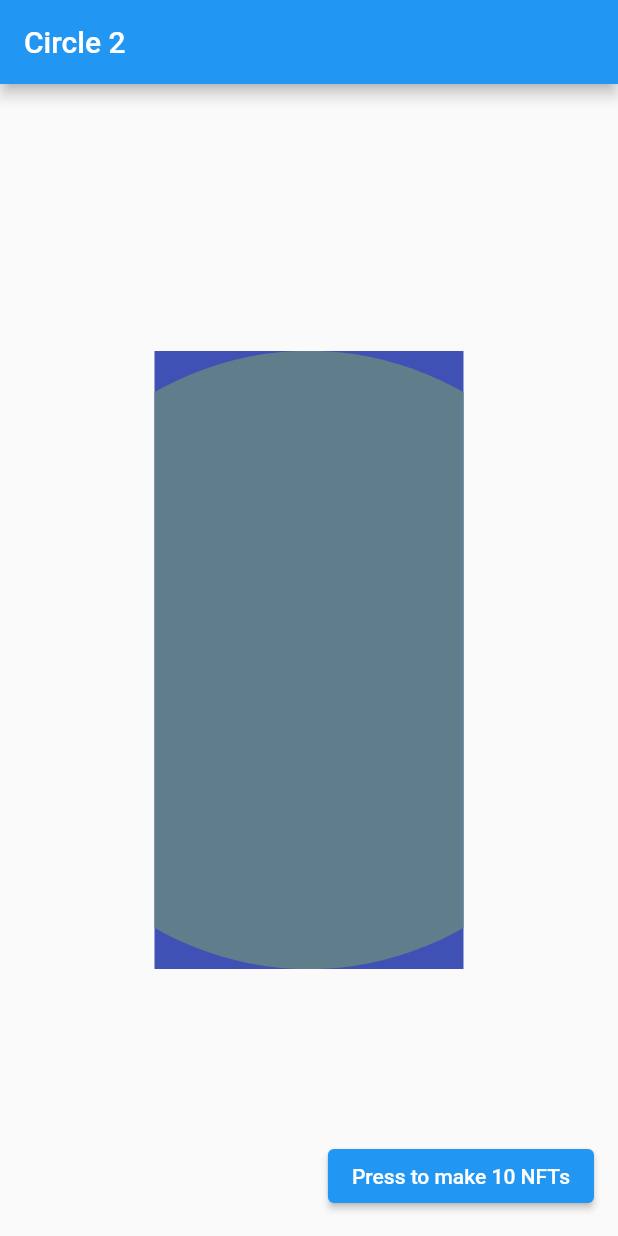
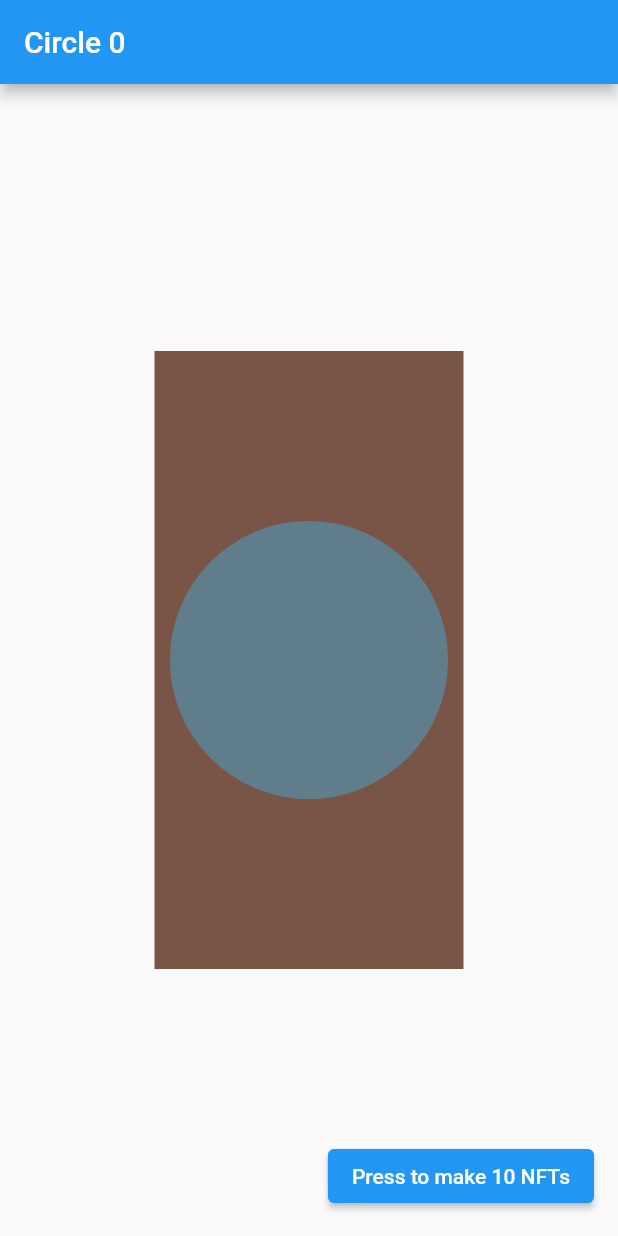
Before and after one commit to Obinna-e/Nft-Generator, a Flutter app: the screen it shows after launch, after a tap on "Press to make 10 NFTs", on a phone screen of 412 x 824 dp. Run offline on Flutter 3.47's test engine with Material 2 defaults, Android fonts, the phone set to English and light mode, and no system bars.

Commit message:
bug fixes

```diff
--- a/lib/artPainter.dart
+++ b/lib/artPainter.dart
@@ -33,7 +33,7 @@ void drawArt(ArtWork artWork, Canvas canvas, Size size) {
   Color bgColor = colorValues[artWork.backgroundIndex];
   canvas.drawColor(bgColor, BlendMode.src);
   Offset center = Offset(size.width / 2, size.height / 2);
-  double radius = size.width + artWork.radiusIndex.toDouble() / 20.0;
+  double radius = size.width * artWork.radiusIndex.toDouble() / 20.0;
   Color fgColor = colorValues[artWork.foregroundIndex];
   Paint paint = Paint()..color = fgColor;
   canvas.drawCircle(center, radius, paint);
--- a/lib/main.dart
+++ b/lib/main.dart
@@ -1,12 +1,10 @@
-// ignore_for_file: unused_import
-
 import 'package:flutter/material.dart';
-import 'package:flutter_nft_generator/artPainter.dart';
+import 'package:flutter_nft_generator/artWork.dart';
 import 'dart:math';
 import 'dart:io';
 import 'dart:typed_data';
 import 'package:path_provider/path_provider.dart';
-import 'artWork.dart';
+import 'artpainter.dart';
 
 void main() {
   runApp(const MyApp());
@@ -14,7 +12,6 @@
 
 class MyApp extends StatelessWidget {
   const MyApp({Key? key}) : super(key: key);
-
   @override
   Widget build(BuildContext context) {
     return MaterialApp(
@@ -29,9 +26,7 @@
 
 class MyHomePage extends StatefulWidget {
   const MyHomePage({Key? key, required this.title}) : super(key: key);
-
   final String title;
-
   @override
   State<MyHomePage> createState() => _MyHomePageState();
 }
@@ -51,12 +46,8 @@
       body: Center(
         child: Column(
           mainAxisAlignment: MainAxisAlignment.center,
-          children: [
-            CustomPaint(
-              key: paintAreaKey,
-              foregroundPainter: ArtPainter(artWork),
-              size: Size(width / 2, width),
-            )
+          children: <Widget>[
+            CustomPaint(key: paintAreaKey, foregroundPainter: ArtPainter(artWork), size: Size(width / 2, width)),
           ],
         ),
       ),
@@ -72,10 +63,9 @@
             artWork.foregroundIndex = random.nextInt(numberOfColors);
             while (artWork.foregroundIndex == artWork.backgroundIndex) {
               artWork.foregroundIndex = random.nextInt(numberOfColors);
-            }
-            //Avoid having the same foreground
+            } // Avoid having the same forground and background color
             artWork.radiusIndex = random.nextInt(10) + 1;
-            //Check that the artwork is unique
+            // Here you should check that the artwork is unique
             Uint8List pngBytes = await getPng(artWork);
             var myFile = File('$appDocPath/${artWork.title}.png');
             myFile.writeAsBytesSync(pngBytes);
@@ -83,17 +73,13 @@
                 '[{"trait_type":"BgColor","value": "${artWork.backgroundIndex}"},{"trait_type":"FgColor","value": "${artWork.foregroundIndex}"},{"trait_type":"Radius","value": "${artWork.radiusIndex}"}]';
             String nftJson =
                 '{"name": "${artWork.title}","description": "This is circle number $i","image": "ipfs://IMAGES_CID/${artWork.title}.png","attributes": $traits}';
-
             myFile = File('$appDocPath/${artWork.title}.json');
             myFile.writeAsStringSync(nftJson);
-            setState(
-              () async {
-                await Future.delayed(const Duration(milliseconds: 1000));
-              },
-            );
+            setState(() {});
+            await Future.delayed(const Duration(milliseconds: 1000));
           }
         },
-      ),
+      ), // This trailing comma makes auto-formatting nicer for build methods.
     );
   }
 }
```
Also changed, not shown: 1 other file.
